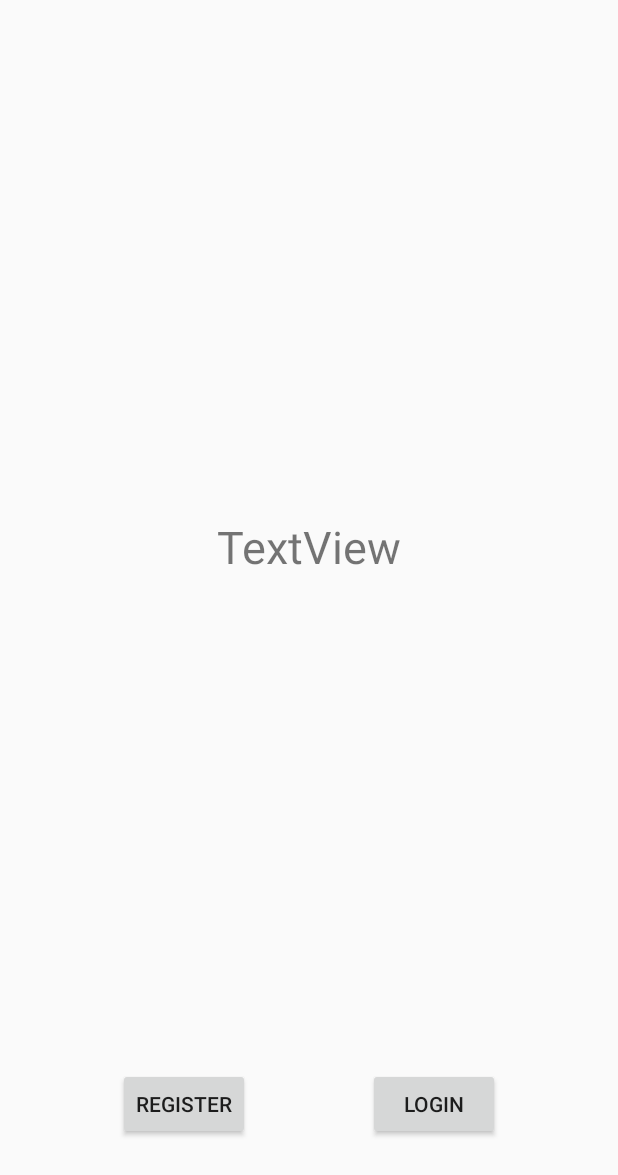
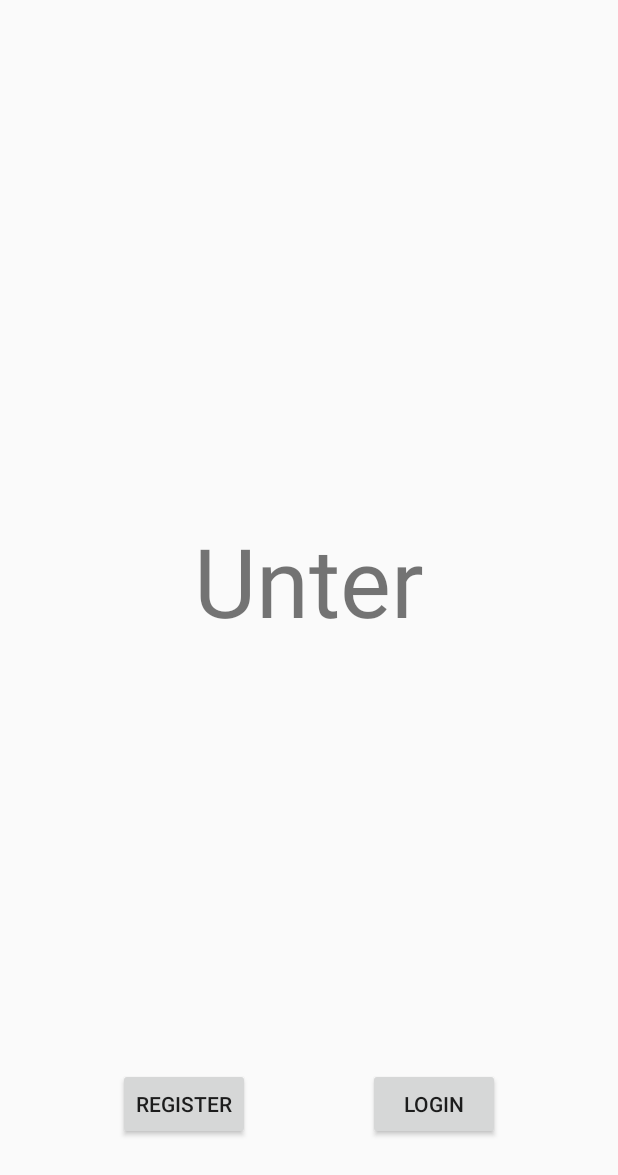
Before and after one commit to samwalls/unter, an Android app: the screen it shows after launch (MainActivity), on a phone screen of 412 x 824 dp. Shown: the top 1175 px of the screen. Run offline under Robolectric (Android 15) with nearby library versions, the phone set to English and light mode, and no system bars.

Commit message:
update splash screen text size

```diff
--- a/app/src/main/res/layout/fragment_unter_splash.xml
+++ b/app/src/main/res/layout/fragment_unter_splash.xml
@@ -31,11 +31,11 @@
                 app:layout_constraintStart_toStartOf="parent" android:layout_marginLeft="8dp"
                 android:layout_marginStart="8dp"/>
         <TextView
-                android:text="TextView"
+                android:text="Unter"
                 android:layout_width="wrap_content"
                 android:layout_height="wrap_content"
                 android:id="@+id/SplashText" android:layout_marginTop="76dp"
-                app:layout_constraintTop_toBottomOf="@+id/imageView3" tools:text="Unter" android:textSize="30sp"
+                app:layout_constraintTop_toBottomOf="@+id/imageView3" tools:text="Unter" android:textSize="64sp"
                 android:layout_marginEnd="8dp" app:layout_constraintEnd_toEndOf="parent"
                 android:layout_marginRight="8dp" android:layout_marginStart="8dp"
                 app:layout_constraintStart_toStartOf="parent" android:layout_marginLeft="8dp"/>
```
